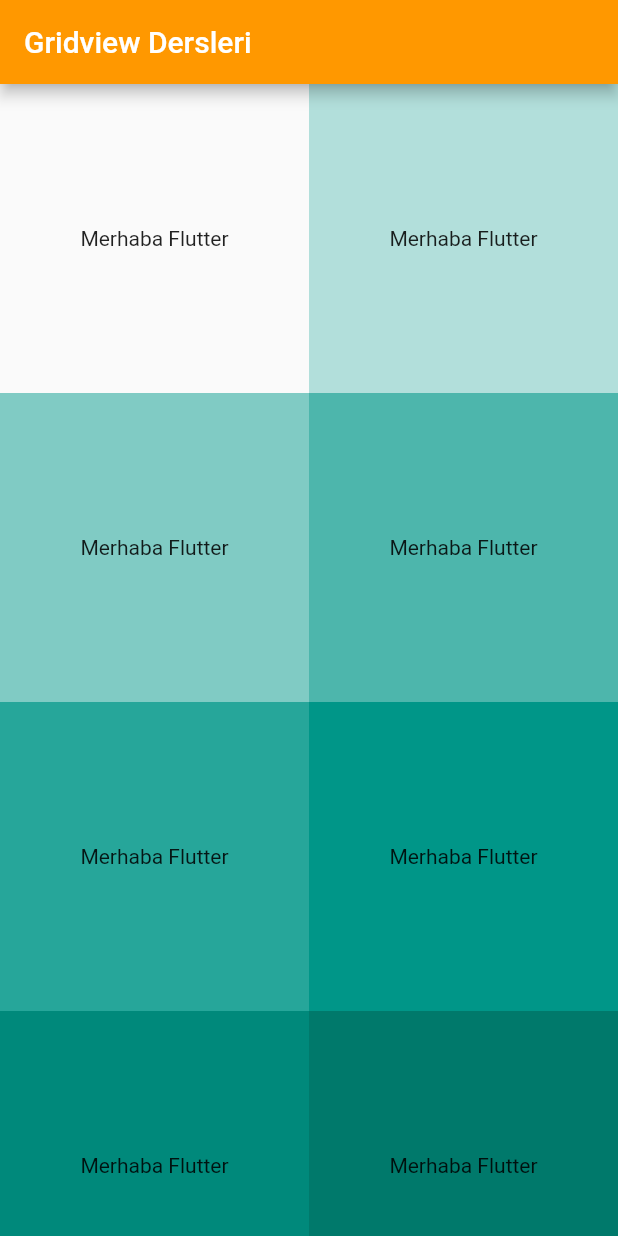
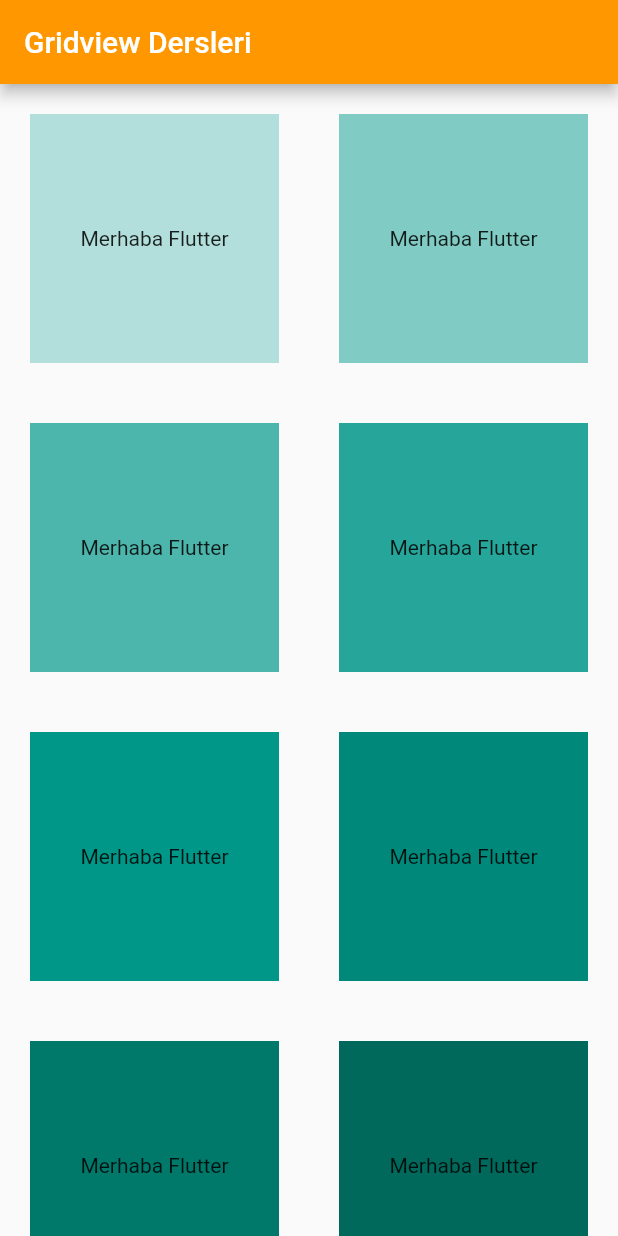
Before and after one commit to islamoktay/learning_process, a Flutter app: the screen it shows after launch, on a phone screen of 412 x 824 dp. Run offline on Flutter 3.47's test engine with Material 2 defaults, Android fonts, the light colour scheme and no system bars; our stand-ins replace flutter_easyloading.

Commit message:
stuided more

```diff
--- a/flutter/flutter_grid_etc/lib/grid_view_kullanimi.dart
+++ b/flutter/flutter_grid_etc/lib/grid_view_kullanimi.dart
@@ -11,7 +11,10 @@
         itemBuilder: (BuildContext context, int index) {
           return Container(
             alignment: Alignment.center,
-            color: Colors.teal[100 * (index % 9)],
+            decoration: BoxDecoration(
+              color: Colors.teal[100 * ((index + 1) % 9)],
+            ),
+            margin: EdgeInsets.all(20),
             child: Text(
               'Merhaba Flutter',
               textAlign: TextAlign.center,
```
